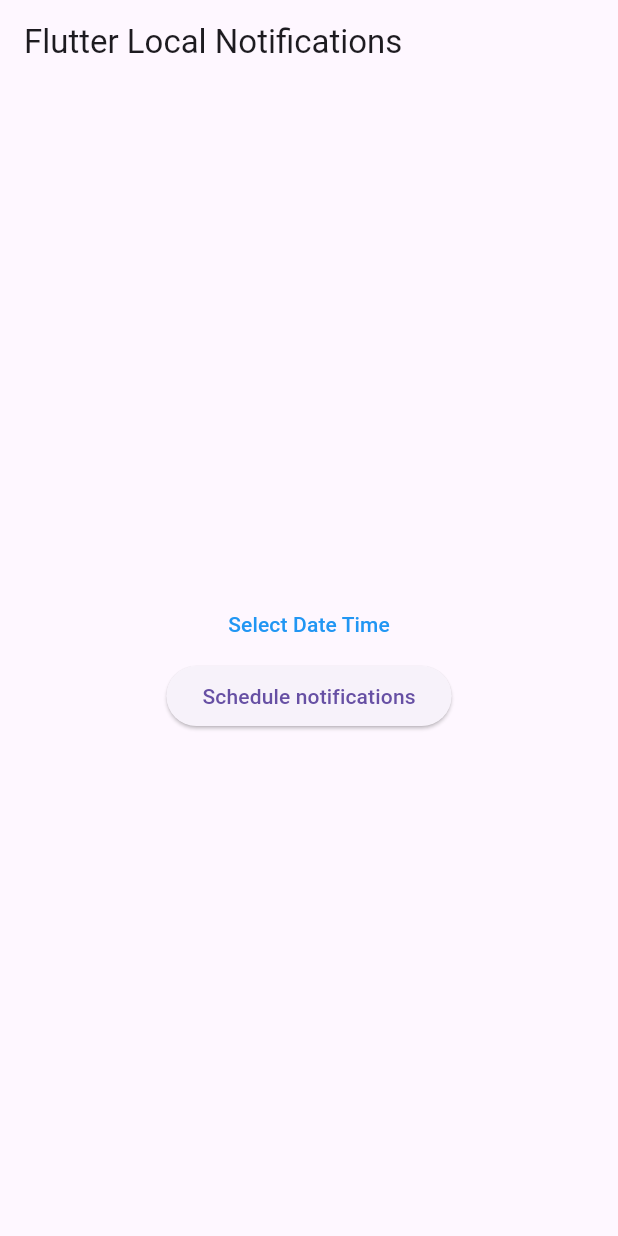
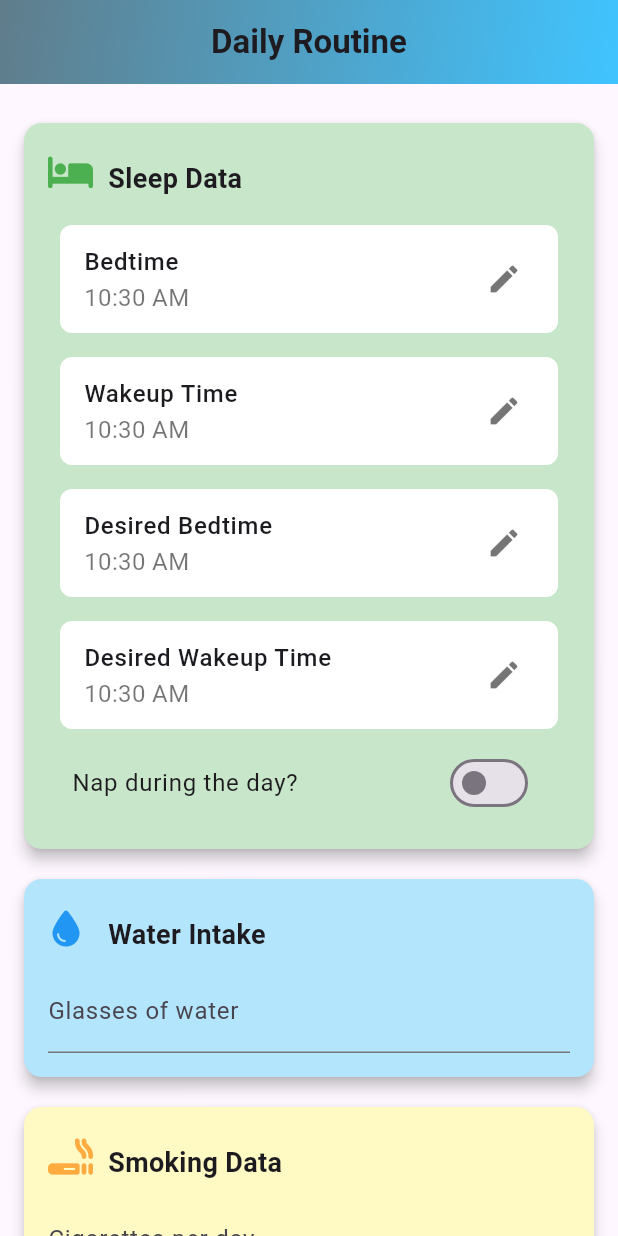
Before and after one commit to A-Eric-J/Daily_Routine, a Flutter app: the screen it shows after launch, on a phone screen of 412 x 824 dp. Run offline on Flutter 3.47's test engine with Material 3 defaults, Android fonts, the phone set to English and light mode, and no system bars; our stand-ins replace flutter_local_notifications, font_awesome_flutter, permission_handler, sqflite, timezone; accounts and stored records are empty.

Commit message:
New UI completed and notification is sending just for BedTime.

```diff
--- /dev/null
+++ b/lib/database/db_helper.dart
@@ -0,0 +1,87 @@
+import 'package:sqflite/sqflite.dart';
+import 'package:path/path.dart';
+
+class DatabaseHelper {
+  static final DatabaseHelper _instance = DatabaseHelper._internal();
+  static Database? _database;
+
+  factory DatabaseHelper() {
+    return _instance;
+  }
+
+  DatabaseHelper._internal();
+
+  Future<Database> get database async {
+    if (_database != null) return _database!;
+    _database = await _initDatabase();
+    return _database!;
+  }
+
+  Future<Database> _initDatabase() async {
+    String path = join(await getDatabasesPath(), 'nagme.db');
+    return await openDatabase(
+      path,
+      version: 1,
+      onCreate: _onCreate,
+    );
+  }
+
+  Future<void> _onCreate(Database db, int version) async {
+    await db.execute('''
+      CREATE TABLE sleep_data(
+        id INTEGER PRIMARY KEY AUTOINCREMENT,
+        bedtime TEXT,
+        wakeup_time TEXT,
+        desired_bedtime TEXT,
+        desired_wakeup_time TEXT,
+        nap_during_day INTEGER
+      )
+    ''');
+
+    await db.execute('''
+      CREATE TABLE water_intake(
+        id INTEGER PRIMARY KEY AUTOINCREMENT,
+        glasses INTEGER,
+        date TEXT
+      )
+    ''');
+
+    await db.execute('''
+      CREATE TABLE smoking_data(
+        id INTEGER PRIMARY KEY AUTOINCREMENT,
+        cigarettes INTEGER,
+        date TEXT
+      )
+    ''');
+  }
+
+  Future<void> insertSleepData(Map<String, dynamic> data) async {
+    final db = await database;
+    await db.insert('sleep_data', data);
+  }
+
+  Future<void> insertWaterIntake(Map<String, dynamic> data) async {
+    final db = await database;
+    await db.insert('water_intake', data);
+  }
+
+  Future<void> insertSmokingData(Map<String, dynamic> data) async {
+    final db = await database;
+    await db.insert('smoking_data', data);
+  }
+
+  Future<List<Map<String, dynamic>>> getSleepData() async {
+    final db = await database;
+    return await db.query('sleep_data');
+  }
+
+  Future<List<Map<String, dynamic>>> getWaterIntake() async {
+    final db = await database;
+    return await db.query('water_intake');
+  }
+
+  Future<List<Map<String, dynamic>>> getSmokingData() async {
+    final db = await database;
+    return await db.query('smoking_data');
+  }
+}
--- a/lib/home_page.dart
+++ /dev/null
@@ -1,84 +0,0 @@
-import 'package:daily_routine/services/notification_service.dart';
-import 'package:flutter/material.dart';
-import 'package:flutter_datetime_picker_plus/flutter_datetime_picker_plus.dart';
-
-
-DateTime scheduleTime = DateTime.now();
-
-class MyHomePage extends StatefulWidget {
-  const MyHomePage({super.key, required this.title});
-
-  final String title;
-
-  @override
-  State<MyHomePage> createState() => _MyHomePageState();
-}
-
-class _MyHomePageState extends State<MyHomePage> {
-  @override
-  Widget build(BuildContext context) {
-    return Scaffold(
-      appBar: AppBar(
-        title: Text(widget.title),
-      ),
-      body: const Center(
-        child: Column(
-          mainAxisAlignment: MainAxisAlignment.center,
-          children: [
-            DatePickerTxt(),
-            ScheduleBtn(),
-          ],
-        ),
-      ),
-    );
-  }
-}
-
-class DatePickerTxt extends StatefulWidget {
-  const DatePickerTxt({
-    Key? key,
-  }) : super(key: key);
-
-  @override
-  State<DatePickerTxt> createState() => _DatePickerTxtState();
-}
-
-class _DatePickerTxtState extends State<DatePickerTxt> {
-  @override
-  Widget build(BuildContext context) {
-    return TextButton(
-      onPressed: () {
-        DatePicker.showDateTimePicker(
-          context,
-          showTitleActions: true,
-          onChanged: (date) => scheduleTime = date,
-          onConfirm: (date) {},
-        );
-      },
-      child: const Text(
-        'Select Date Time',
-        style: TextStyle(color: Colors.blue),
-      ),
-    );
-  }
-}
-
-class ScheduleBtn extends StatelessWidget {
-  const ScheduleBtn({
-    Key? key,
-  }) : super(key: key);
-
-  @override
-  Widget build(BuildContext context) {
-    return ElevatedButton(
-      child: const Text('Schedule notifications'),
-      onPressed: () {
-        debugPrint('Notification Scheduled for $scheduleTime');
-        NotificationService().scheduleNotification(
-            title: 'Scheduled Notification',
-            body: '$scheduleTime',
-            scheduledNotificationDateTime: scheduleTime);
-      },
-    );
-  }
-}
--- a/lib/main.dart
+++ b/lib/main.dart
@@ -1,9 +1,8 @@
+import 'package:daily_routine/screens/home_screen.dart';
 import 'package:daily_routine/services/notification_service.dart';
 import 'package:flutter/material.dart';
 import 'package:permission_handler/permission_handler.dart';
 import 'package:timezone/data/latest.dart' as tz;
-
-import 'home_page.dart';
 
 void main() async{
   WidgetsFlutterBinding.ensureInitialized();
@@ -42,7 +41,8 @@
       theme: ThemeData(
         primarySwatch: Colors.blue,
       ),
-      home: const MyHomePage(title: 'Flutter Local Notifications'),
+      home: const HomeScreen(),
+
     );
   }
 }
--- /dev/null
+++ b/lib/screens/data_display_screen.dart
@@ -0,0 +1,57 @@
+import 'package:daily_routine/database/db_helper.dart';
+import 'package:flutter/material.dart';
+
+class DataDisplayScreen extends StatelessWidget {
+  final DatabaseHelper _dbHelper = DatabaseHelper();
+
+  DataDisplayScreen({super.key});
+
+  @override
+  Widget build(BuildContext context) {
+    return Scaffold(
+      appBar: AppBar(
+        title: Text('Stored Data'),
+      ),
+      body: FutureBuilder(
+        future: Future.wait([
+          _dbHelper.getSleepData(),
+          _dbHelper.getWaterIntake(),
+          _dbHelper.getSmokingData(),
+        ]),
+        builder: (context, AsyncSnapshot<List<List<Map<String, dynamic>>>> snapshot) {
+          if (snapshot.connectionState == ConnectionState.waiting) {
+            return Center(child: CircularProgressIndicator());
+          } else if (snapshot.hasError) {
+            return Center(child: Text('Error: ${snapshot.error}'));
+          } else {
+            final sleepData = snapshot.data![0];
+            final waterIntake = snapshot.data![1];
+            final smokingData = snapshot.data![2];
+
+            return ListView(
+              children: [
+                Text('Sleep Data', style: TextStyle(fontSize: 20, fontWeight: FontWeight.bold)),
+                ...sleepData.map((data) => ListTile(
+                  title: Text('Bedtime: ${data['bedtime']}'),
+                  subtitle: Text('Wakeup Time: ${data['wakeup_time']}'),
+                )).toList(),
+                Divider(),
+                Text('Water Intake', style: TextStyle(fontSize: 20, fontWeight: FontWeight.bold)),
+                ...waterIntake.map((data) => ListTile(
+                  title: Text('Glasses: ${data['glasses']}'),
+                  subtitle: Text('Date: ${data['date']}'),
+                )).toList(),
+                Divider(),
+                Text('Smoking Data', style: TextStyle(fontSize: 20, fontWeight: FontWeight.bold)),
+                ...smokingData.map((data) => ListTile(
+                  title: Text('Cigarettes: ${data['cigarettes']}'),
+                  subtitle: Text('Date: ${data['date']}'),
+                )).toList(),
+              ],
+            );
+          }
+        },
+      ),
+    );
+  }
+}
--- /dev/null
+++ b/lib/screens/home_screen.dart
@@ -0,0 +1,236 @@
+import 'package:daily_routine/database/db_helper.dart';
+import 'package:daily_routine/services/notification_service.dart';
+import 'package:flutter/material.dart';
+import 'package:intl/intl.dart';
+import 'package:font_awesome_flutter/font_awesome_flutter.dart';
+
+
+class HomeScreen extends StatefulWidget {
+  const HomeScreen({super.key});
+
+  @override
+  State<HomeScreen> createState() => _HomeScreenState();
+}
+
+class _HomeScreenState extends State<HomeScreen> {
+  final DatabaseHelper _dbHelper = DatabaseHelper();
+
+  TimeOfDay _bedtime = TimeOfDay.now();
+  TimeOfDay _wakeupTime = TimeOfDay.now();
+  TimeOfDay _desiredBedtime = TimeOfDay.now();
+  TimeOfDay _desiredWakeupTime = TimeOfDay.now();
+  bool _napDuringDay = false;
+  int _glassesOfWater = 0;
+  int _cigarettes = 0;
+
+  Future<void> _selectTime(BuildContext context, bool isBedtime) async {
+    final TimeOfDay? picked = await showTimePicker(
+      context: context,
+      initialTime: isBedtime ? _bedtime : _wakeupTime,
+    );
+    if (picked != null) {
+      setState(() {
+        if (isBedtime) {
+          _bedtime = picked;
+        } else {
+          _wakeupTime = picked;
+        }
+      });
+    }
+  }
+
+  Future<void> _selectDesiredTime(BuildContext context, bool isBedtime) async {
+    final TimeOfDay? picked = await showTimePicker(
+      context: context,
+      initialTime: isBedtime ? _desiredBedtime : _desiredWakeupTime,
+    );
+    if (picked != null) {
+      setState(() {
+        if (isBedtime) {
+          _desiredBedtime = picked;
+        } else {
+          _desiredWakeupTime = picked;
+        }
+      });
+    }
+  }
+
+  void _saveData() async {
+    final notificationService = NotificationService();
+    await _dbHelper.insertSleepData({
+      'bedtime': _bedtime.format(context),
+      'wakeup_time': _wakeupTime.format(context),
+      'desired_bedtime': _desiredBedtime.format(context),
+      'desired_wakeup_time': _desiredWakeupTime.format(context),
+      'nap_during_day': _napDuringDay ? 1 : 0,
+    });
+
+    await _dbHelper.insertWaterIntake({
+      'glasses': _glassesOfWater,
+      'date': DateFormat('yyyy-MM-dd').format(DateTime.now()),
+    });
+
+    await _dbHelper.insertSmokingData({
+      'cigarettes': _cigarettes,
+      'date': DateFormat('yyyy-MM-dd').format(DateTime.now()),
+    });
+
+
+    final now =  DateTime.now();
+    notificationService.scheduleNotification(
+        title: 'Bed Time: ${_bedtime.hour}:${_bedtime.minute}',
+        body: 'It is time to sleep',
+        scheduledNotificationDateTime: DateTime(now.year, now.month, now.day, _bedtime.hour, _bedtime.minute));
+
+    // Schedule sleep notifications
+    // await notificationService.scheduleSleepNotifications(
+    //   bedtime: _bedtime,
+    //   wakeupTime: _wakeupTime,
+    //   napDuringDay: _napDuringDay,
+    // );
+
+    // Schedule water reminders
+    // await notificationService.scheduleWaterReminders(
+    //   wakeupTime: _wakeupTime,
+    //   bedtime: _bedtime,
+    // );
+
+    // // Schedule cigarette reminders
+    // await notificationService.scheduleCigaretteReminders(
+    //   cigarettes: _cigarettes,
+    // );
+
+
+    ScaffoldMessenger.of(context).showSnackBar(
+      const SnackBar(content: Text('Data saved successfully!')),
+    );
+  }
+
+  @override
+  Widget build(BuildContext context) {
+    return Scaffold(
+      appBar: AppBar(
+        title: const Text(
+          'Daily Routine',
+          style: TextStyle(fontWeight: FontWeight.bold),
+        ),
+        centerTitle: true,
+        elevation: 0,
+        flexibleSpace: Container(
+          decoration: const BoxDecoration(
+            gradient: LinearGradient(
+              colors: [Colors.blueGrey, Colors.lightBlueAccent],
+              begin: Alignment.topLeft,
+              end: Alignment.bottomRight,
+            ),
+          ),
+        ),
+      ),
+      body: SingleChildScrollView(
+        padding: const EdgeInsets.all(16.0),
+        child: Column(
+          crossAxisAlignment: CrossAxisAlignment.start,
+          children: [
+            _buildCard(
+              title: 'Sleep Data',
+              icon: FontAwesomeIcons.bed,
+              iconColor: Colors.green,
+              content: Column(
+                children: [
+                  _buildListTile('Bedtime', _bedtime.format(context), () => _selectTime(context, true)),
+                  _buildListTile('Wakeup Time', _wakeupTime.format(context), () => _selectTime(context, false)),
+                  _buildListTile('Desired Bedtime', _desiredBedtime.format(context), () => _selectDesiredTime(context, true)),
+                  _buildListTile('Desired Wakeup Time', _desiredWakeupTime.format(context), () => _selectDesiredTime(context, false)),
+                  SwitchListTile(
+                    title: const Text('Nap during the day?'),
+                    value: _napDuringDay,
+                    activeColor: Colors.green,
+                    onChanged: (value) => setState(() => _napDuringDay = value),
+                  ),
+                ],
+              ),
+              color: Colors.green.shade100,
+            ),
+            _buildCard(
+              title: 'Water Intake',
+              icon: FontAwesomeIcons.droplet,
+              iconColor: Colors.blue,
+              content: TextField(
+                decoration: const InputDecoration(labelText: 'Glasses of water'),
+                keyboardType: TextInputType.number,
+                onChanged: (value) => setState(() => _glassesOfWater = int.tryParse(value) ?? 0),
+              ),
+              color: Colors.lightBlue.shade100,
+            ),
+            _buildCard(
+              title: 'Smoking Data',
+              iconColor: Colors.orangeAccent,
+              icon: FontAwesomeIcons.smoking,
+              content: TextField(
+                decoration: const InputDecoration(labelText: 'Cigarettes per day'),
+                keyboardType: TextInputType.number,
+                onChanged: (value) => setState(() => _cigarettes = int.tryParse(value) ?? 0),
+              ),
+              color: Colors.yellow.shade100,
+            ),
+            const SizedBox(height: 20),
+            Center(
+              child: ElevatedButton(
+                onPressed: _saveData,
+                style: ElevatedButton.styleFrom(
+                  backgroundColor: Colors.lightBlueAccent,
+                  shape: RoundedRectangleBorder(borderRadius: BorderRadius.circular(12)),
+                  padding: const EdgeInsets.symmetric(horizontal: 24, vertical: 12),
+                ),
+                child: const Text('Save Data', style: TextStyle(fontSize: 18)),
+              ),
+            ),
+          ],
+        ),
+      ),
+    );
+  }
+
+  Widget _buildCard({required String title, required IconData icon, required Widget content, required Color color,Color? iconColor}) {
+    return Card(
+      shape: RoundedRectangleBorder(borderRadius: BorderRadius.circular(12)),
+      elevation: 4,
+      margin: const EdgeInsets.symmetric(vertical: 10),
+      color: color,
+      child: Padding(
+        padding: const EdgeInsets.all(16.0),
+        child: Column(
+          crossAxisAlignment: CrossAxisAlignment.start,
+          children: [
+            Row(
+              children: [
+                Icon(icon, color: iconColor ?? Colors.black54),
+                const SizedBox(width: 16),
+                Padding(
+                  padding: const EdgeInsets.only(top: 8.0),
+                  child: Text(title, style: const TextStyle(fontSize: 18, fontWeight: FontWeight.bold)),
+                ),
+              ],
+            ),
+            const SizedBox(height: 10),
+            content,
+          ],
+        ),
+      ),
+    );
+  }
+
+  Widget _buildListTile(String title, String value, VoidCallback onTap) {
+    return Padding(
+      padding: const EdgeInsets.all(8.0),
+      child: ListTile(
+        title: Text(title, style: const TextStyle(fontWeight: FontWeight.w500)),
+        subtitle: Text(value, style: const TextStyle(fontSize: 16, color: Colors.black54)),
+        trailing: const Icon(Icons.edit, color: Colors.black54),
+        shape: RoundedRectangleBorder(borderRadius: BorderRadius.circular(8)),
+        tileColor: Colors.white,
+        onTap: onTap,
+      ),
+    );
+  }
+}
--- a/pubspec.yaml
+++ b/pubspec.yaml
@@ -34,10 +34,14 @@
   # The following adds the Cupertino Icons font to your application.
   # Use with the CupertinoIcons class for iOS style icons.
   cupertino_icons: ^1.0.8
+  sqflite: ^2.4.1
+  path: ^1.9.0
+  intl: ^0.17.0
   timezone: ^0.10.0
   flutter_local_notifications: ^18.0.1
   flutter_datetime_picker_plus: ^2.2.0
   permission_handler: ^11.3.1
+  font_awesome_flutter: ^10.8.0
 
 dev_dependencies:
   flutter_test:
```
Also changed, not shown: pubspec.lock, 1 other file.
